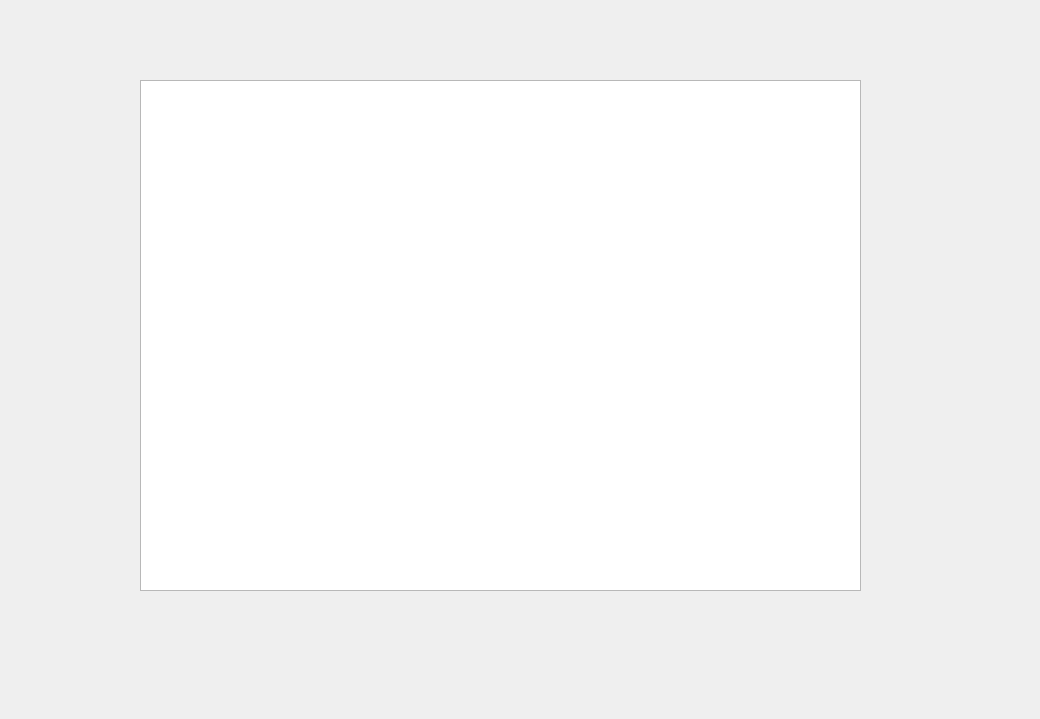
First picture: the form in fitts_law_ui.ui, repository ITT-21SS-UR/assignment-04-el, before the edit.
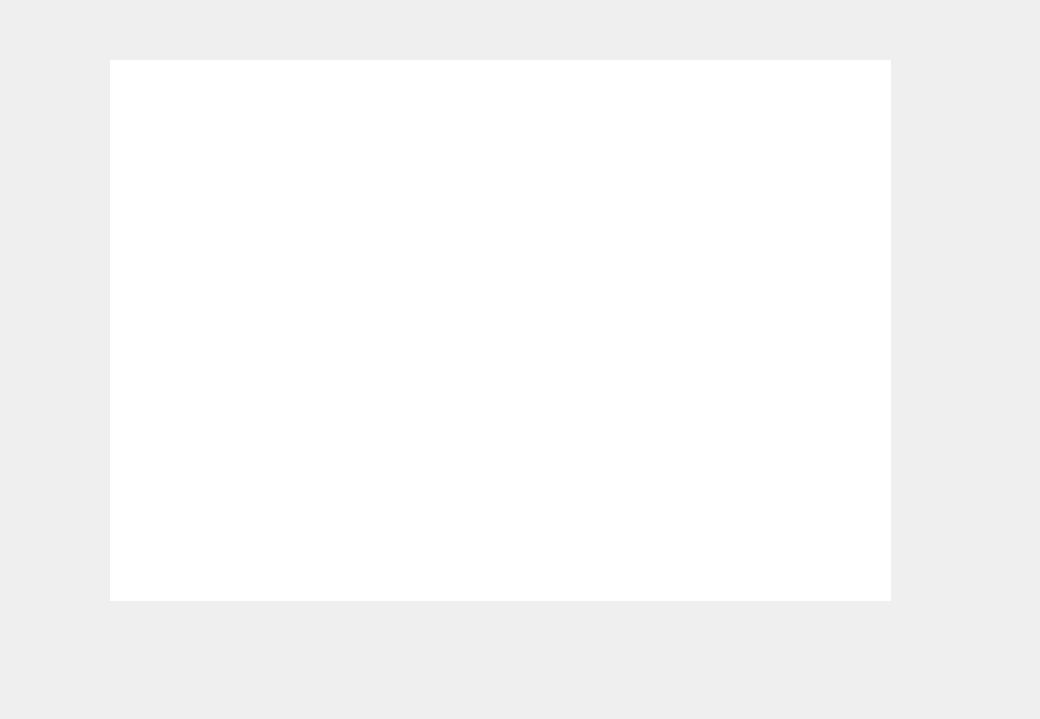
Second picture: the form after the edit.

Commit message: Added a short explanation

Diff of the .ui file:
```diff
--- a/fitts_law_ui.ui
+++ b/fitts_law_ui.ui
@@ -16,12 +16,26 @@
   <widget class="QTextEdit" name="hintText">
    <property name="geometry">
     <rect>
-     <x>140</x>
-     <y>80</y>
-     <width>721</width>
-     <height>511</height>
+     <x>110</x>
+     <y>60</y>
+     <width>781</width>
+     <height>541</height>
     </rect>
    </property>
+   <property name="sizePolicy">
+    <sizepolicy hsizetype="Expanding" vsizetype="Expanding">
+     <horstretch>0</horstretch>
+     <verstretch>0</verstretch>
+    </sizepolicy>
+   </property>
+   <property name="font">
+    <font>
+     <pointsize>36</pointsize>
+    </font>
+   </property>
+   <property name="frameShape">
+    <enum>QFrame::NoFrame</enum>
+   </property>
    <property name="readOnly">
     <bool>true</bool>
    </property>
```
The commit also changes 1 other file.
